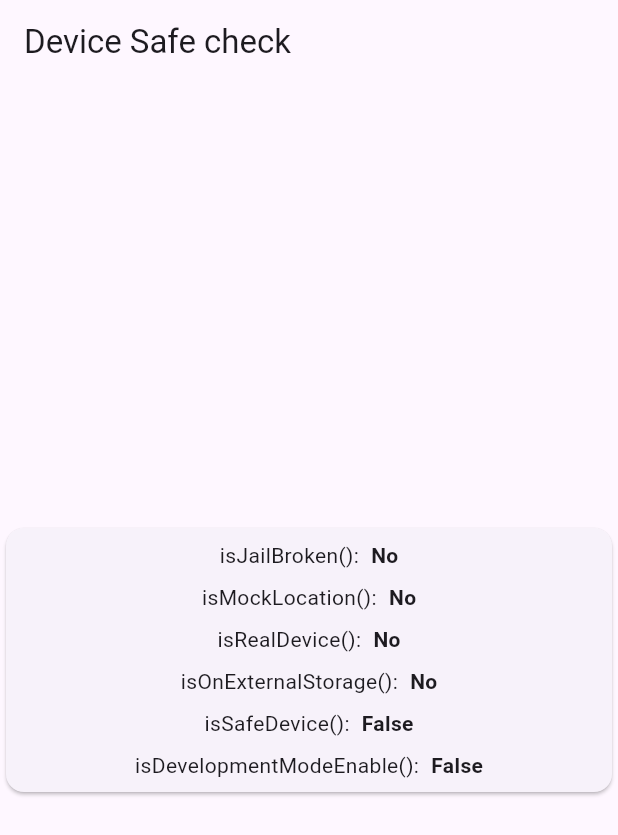
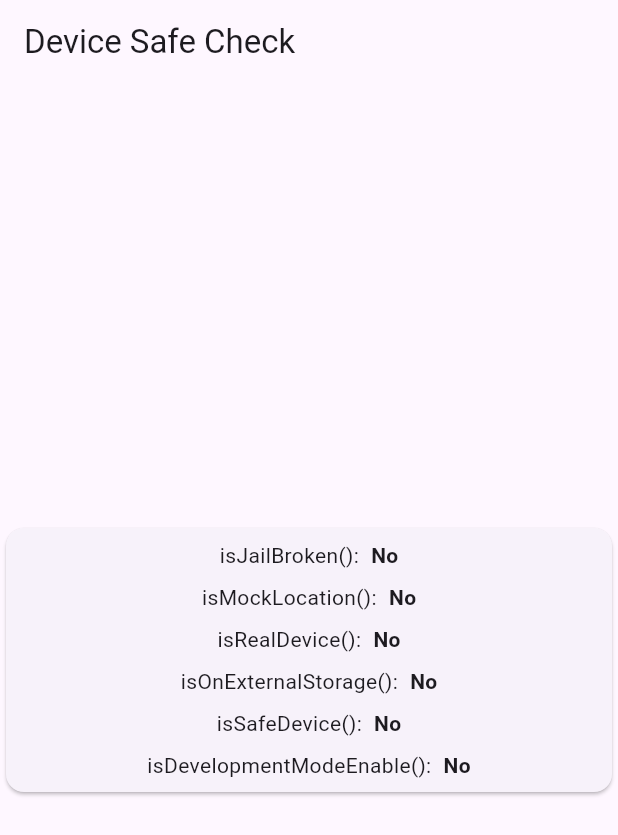
Before and after one commit to ufukhawk/safe_device, a Flutter app: the screen it shows after launch, on a phone screen of 412 x 824 dp. Shown: the top 835 px of the screen. Run offline on Flutter 3.47's test engine with Material 3 defaults, Android fonts, the light colour scheme and no system bars; our stand-ins replace geolocator.

Commit message:
## 1.1.9
* Removed the Permission Handler package.
* Updated the example code.
* Upgraded the iOS platform version.
* Updated the Dart version.
* Added location permission request for iOS.
* Integrated Geolocator package for handling location permissions.

```diff
--- a/example/lib/main.dart
+++ b/example/lib/main.dart
@@ -1,5 +1,5 @@
 import 'package:flutter/material.dart';
-import 'package:permission_handler/permission_handler.dart';
+import 'package:geolocator/geolocator.dart';
 import 'package:safe_device/safe_device.dart';
 
 void main() => runApp(MyApp());
@@ -12,7 +12,7 @@ class MyApp extends StatefulWidget {
 class _MyAppState extends State<MyApp> {
   bool isJailBroken = false;
   bool isMockLocation = false;
-  bool isRealDevice = true;
+  bool isRealDevice = false;
   bool isOnExternalStorage = false;
   bool isSafeDevice = false;
   bool isDevelopmentModeEnable = false;
@@ -24,13 +24,15 @@ class _MyAppState extends State<MyApp> {
   }
 
   Future<void> initPlatformState() async {
-    await Permission.location.request();
-    if (await Permission.location.isPermanentlyDenied) {
-      openAppSettings();
-    }
-
-    if (!mounted) return;
     try {
+      LocationPermission permission;
+      permission = await Geolocator.checkPermission();
+      if (permission == LocationPermission.denied) {
+        permission = await Geolocator.requestPermission();
+        if (permission == LocationPermission.denied) {
+          return Future.error('Location permissions are denied');
+        }
+      }
       isJailBroken = await SafeDevice.isJailBroken;
       isMockLocation = await SafeDevice.isMockLocation;
       isRealDevice = await SafeDevice.isRealDevice;
@@ -43,12 +45,26 @@ class _MyAppState extends State<MyApp> {
     }
   }
 
+  Widget buildInfoRow(String label, bool value) {
+    return Row(
+      mainAxisAlignment: MainAxisAlignment.center,
+      children: <Widget>[
+        Text('$label:'),
+        SizedBox(width: 8),
+        Text(
+          value ? "Yes" : "No",
+          style: TextStyle(fontWeight: FontWeight.w600),
+        ),
+      ],
+    );
+  }
+
   @override
   Widget build(BuildContext context) {
     return MaterialApp(
       home: Scaffold(
         appBar: AppBar(
-          title: const Text('Device Safe check'),
+          title: const Text('Device Safe Check'),
         ),
         body: Center(
           child: Card(
@@ -58,99 +74,18 @@ class _MyAppState extends State<MyApp> {
                 mainAxisAlignment: MainAxisAlignment.center,
                 mainAxisSize: MainAxisSize.min,
                 children: <Widget>[
-                  Row(
-                    mainAxisAlignment: MainAxisAlignment.center,
-                    children: <Widget>[
-                      Text('isJailBroken():'),
-                      SizedBox(
-                        width: 8,
-                      ),
-                      Text(
-                        '${isJailBroken ? "Yes" : "No"}',
-                        style: TextStyle(fontWeight: FontWeight.w600),
-                      ),
-                    ],
-                  ),
-                  SizedBox(
-                    height: 8,
-                  ),
-                  Row(
-                    mainAxisAlignment: MainAxisAlignment.center,
-                    children: <Widget>[
-                      Text('isMockLocation():'),
-                      SizedBox(
-                        width: 8,
-                      ),
-                      Text(
-                        '${isMockLocation ? "Yes" : "No"}',
-                        style: TextStyle(fontWeight: FontWeight.w600),
-                      ),
-                    ],
-                  ),
-                  SizedBox(
-                    height: 8,
-                  ),
-                  Row(
-                    mainAxisAlignment: MainAxisAlignment.center,
-                    children: <Widget>[
-                      Text('isRealDevice():'),
-                      SizedBox(
-                        width: 8,
-                      ),
-                      Text(
-                        '${isRealDevice ? "Yes" : "No"}',
-                        style: TextStyle(fontWeight: FontWeight.w600),
-                      ),
-                    ],
-                  ),
-                  SizedBox(
-                    height: 8,
-                  ),
-                  Row(
-                    mainAxisAlignment: MainAxisAlignment.center,
-                    children: <Widget>[
-                      Text('isOnExternalStorage():'),
-                      SizedBox(
-                        width: 8,
-                      ),
-                      Text(
-                        '${isOnExternalStorage ? "Yes" : "No"}',
-                        style: TextStyle(fontWeight: FontWeight.w600),
-                      ),
-                    ],
-                  ),
-                  SizedBox(
-                    height: 8,
-                  ),
-                  Row(
-                    mainAxisAlignment: MainAxisAlignment.center,
-                    children: <Widget>[
-                      Text('isSafeDevice():'),
-                      SizedBox(
-                        width: 8,
-                      ),
-                      Text(
-                        '${isSafeDevice ? "Yes" : "False"}',
-                        style: TextStyle(fontWeight: FontWeight.w600),
-                      ),
-                    ],
-                  ),
-                  SizedBox(
-                    height: 8,
-                  ),
-                  Row(
-                    mainAxisAlignment: MainAxisAlignment.center,
-                    children: <Widget>[
-                      Text('isDevelopmentModeEnable():'),
-                      SizedBox(
-                        width: 8,
-                      ),
-                      Text(
-                        '${isDevelopmentModeEnable ? "Yes" : "False"}',
-                        style: TextStyle(fontWeight: FontWeight.w600),
-                      ),
-                    ],
-                  ),
+                  buildInfoRow('isJailBroken()', isJailBroken),
+                  SizedBox(height: 8),
+                  buildInfoRow('isMockLocation()', isMockLocation),
+                  SizedBox(height: 8),
+                  buildInfoRow('isRealDevice()', isRealDevice),
+                  SizedBox(height: 8),
+                  buildInfoRow('isOnExternalStorage()', isOnExternalStorage),
+                  SizedBox(height: 8),
+                  buildInfoRow('isSafeDevice()', isSafeDevice),
+                  SizedBox(height: 8),
+                  buildInfoRow(
+                      'isDevelopmentModeEnable()', isDevelopmentModeEnable),
                 ],
               ),
             ),
--- a/example/pubspec.yaml
+++ b/example/pubspec.yaml
@@ -8,7 +8,7 @@ publish_to: 'none' # Remove this line if you wish to publish to pub.dev
 version: 1.0.0+1
 
 environment:
-  sdk: ">=2.14.0 <3.0.0"
+  sdk: ">=3.0.0 <4.0.0"
 
 dependencies:
   flutter:
@@ -16,7 +16,7 @@ dependencies:
 
   safe_device:
     path: ../
-  permission_handler: ^11.3.0
+  geolocator: ^13.0.1
 
 dev_dependencies:
   flutter_test:
--- a/lib/safe_device.dart
+++ b/lib/safe_device.dart
@@ -6,67 +6,96 @@ import 'package:flutter/services.dart';
 class SafeDevice {
   static const MethodChannel _channel = const MethodChannel('safe_device');
 
-  //Checks whether device JailBroken on iOS/Android?
+  // Checks whether device is JailBroken (iOS) or Rooted (Android)
   static Future<bool> get isJailBroken async {
+    try {
       final bool isJailBroken = await _channel.invokeMethod('isJailBroken');
       return isJailBroken;
+    } catch (e) {
+      print('Error checking JailBroken status: $e');
+      return false;
+    }
   }
 
-  //Can this device mock location - no need to root!
+  // Can this device mock location - no need to root!
   static Future<bool> get isMockLocation async {
+    try {
       if (Platform.isAndroid) {
-      final bool isMockLocation = await _channel.invokeMethod('isMockLocation');
+        final bool isMockLocation =
+            await _channel.invokeMethod('isMockLocation');
         return isMockLocation;
       } else {
         return !await isRealDevice || await isJailBroken;
       }
+    } catch (e) {
+      print('Error checking MockLocation status: $e');
+      return false;
+    }
   }
 
-  // Checks whether device is real or emulator
+  // Checks whether the device is real or an emulator
   static Future<bool> get isRealDevice async {
+    try {
       final bool isRealDevice = await _channel.invokeMethod('isRealDevice');
       return isRealDevice;
+    } catch (e) {
+      print('Error checking RealDevice status: $e');
+      return false;
+    }
   }
 
-  // (ANDROID ONLY) Check if application is running on external storage
+  // (ANDROID ONLY) Check if the application is running on external storage
   static Future<bool> get isOnExternalStorage async {
+    if (Platform.isIOS) return false;
+    try {
       final bool isOnExternalStorage =
           await _channel.invokeMethod('isOnExternalStorage');
       return isOnExternalStorage;
-  }
-
-  // Check if device violates any of the above
-  static Future<bool> get isSafeDevice async {
-    final bool isJailBroken = await SafeDevice.isJailBroken;
-    final bool isRealDevice = await SafeDevice.isRealDevice;
-    final bool isMockLocation = await SafeDevice.isMockLocation;
-
-    if (Platform.isAndroid) {
-      final bool isOnExternalStorage =
-          await _channel.invokeMethod('isOnExternalStorage') ?? false;
-
-      return !(isJailBroken ||
-          isMockLocation ||
-          !isRealDevice ||
-          isOnExternalStorage);
-    } else {
-      return !(isJailBroken || isMockLocation || !isRealDevice);
+    } catch (e) {
+      print('Error checking ExternalStorage status: $e');
+      return false;
     }
   }
 
-  // (ANDROID ONLY) Check if development Options is enable on device
+  // Check if device violates any of the above conditions
+  static Future<bool> get isSafeDevice async {
+    try {
+      final bool jailBroken = await isJailBroken;
+      final bool realDevice = await isRealDevice;
+      final bool mockLocation = await isMockLocation;
+      final bool onExternalStorage =
+          Platform.isAndroid ? await isOnExternalStorage : false;
+
+      return !(jailBroken || mockLocation || !realDevice || onExternalStorage);
+    } catch (e) {
+      print('Error checking SafeDevice status: $e');
+      return false;
+    }
+  }
+
+  // (ANDROID ONLY) Check if Development Options is enabled on the device
   static Future<bool> get isDevelopmentModeEnable async {
     if (Platform.isIOS) return false;
-    final bool isDevelopmentModeEnable =
+    try {
+      final bool isDevModeEnabled =
           await _channel.invokeMethod('isDevelopmentModeEnable');
-    return isDevelopmentModeEnable;
+      return isDevModeEnabled;
+    } catch (e) {
+      print('Error checking DevelopmentMode status: $e');
+      return false;
+    }
   }
 
-  // (ANDROID ONLY) Check if development Options is enable on device
-  static Future<bool> get usbDebuggingCheck async {
+  // (ANDROID ONLY) Check if USB Debugging is enabled on the device
+  static Future<bool> get isUsbDebuggingEnabled async {
     if (Platform.isIOS) return false;
-    final bool usbDebuggingCheck =
+    try {
+      final bool usbDebuggingEnabled =
           await _channel.invokeMethod('usbDebuggingCheck');
-    return usbDebuggingCheck;
+      return usbDebuggingEnabled;
+    } catch (e) {
+      print('Error checking USB Debugging status: $e');
+      return false;
     }
   }
+}
--- a/pubspec.yaml
+++ b/pubspec.yaml
@@ -1,6 +1,6 @@
 name: safe_device
 description: With the Flutter safe_device package, you can easily implement security steps such as Jailbroken, root, emulator and fake location detection.
-version: 1.1.8
+version: 1.1.9
 homepage: https://github.com/ufukhawk/safe_device
 
 environment:
```
Also changed, not shown: example/pubspec.lock, pubspec.lock, 6 other files. Lines whose indentation alone changed are shown as unchanged.
